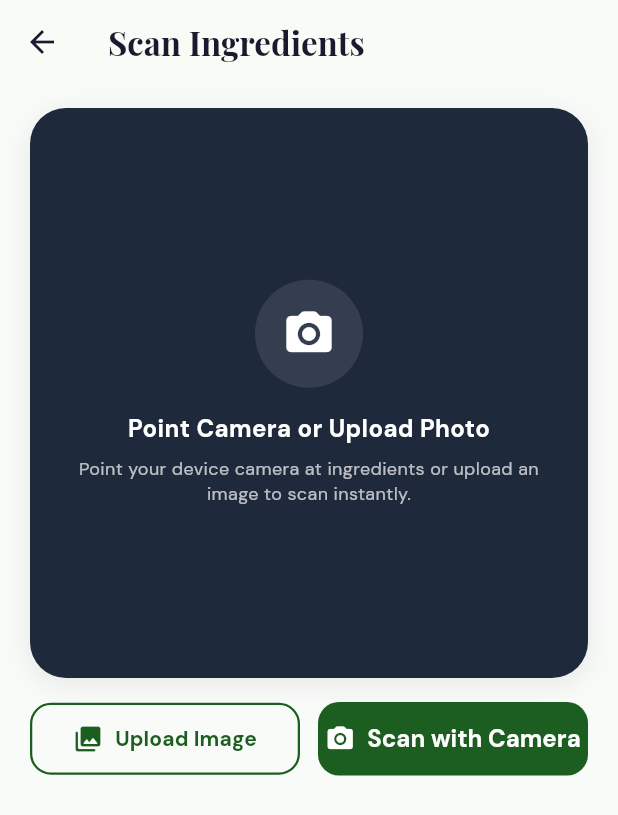
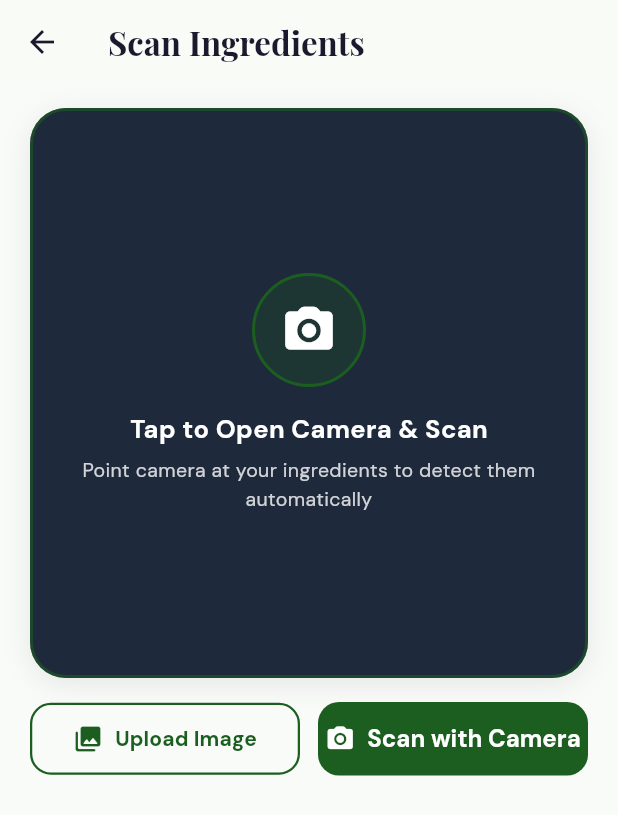
Before and after one commit to sirisha15112004/cooksmart, a Flutter app: the ScanIngredientsScreen screen opened directly, on a phone screen of 412 x 824 dp. Shown: the top 815 px of the screen. Run offline on Flutter 3.47's test engine with Material 3 defaults, Android fonts, the phone set to English and light mode, and no system bars; our stand-ins replace flutter_animate, google_fonts, image_picker, shared_preferences, table_calendar; accounts and stored records are empty.

Commit message:
feat(scanner): automatically launch real-time camera viewfinder on clicking Scan Ingredients

```diff
--- a/lib/screens/ingredients/scan_ingredients_screen.dart
+++ b/lib/screens/ingredients/scan_ingredients_screen.dart
@@ -11,7 +11,8 @@ import '../pantry/pantry_screen.dart';
 import '../recipes/recipe_results_screen.dart';
 
 class ScanIngredientsScreen extends StatefulWidget {
-  const ScanIngredientsScreen({super.key});
+  final bool autoOpenCamera;
+  const ScanIngredientsScreen({super.key, this.autoOpenCamera = true});
 
   @override
   State<ScanIngredientsScreen> createState() =>
@@ -39,6 +40,16 @@ class _ScanIngredientsScreenState extends State<ScanIngredientsScreen> {
     {'label': 'Diabetic-Friendly', 'emoji': '🩺'},
     {'label': 'Weight-Loss', 'emoji': '⚖️'},
   ];
+
+  @override
+  void initState() {
+    super.initState();
+    if (widget.autoOpenCamera) {
+      WidgetsBinding.instance.addPostFrameCallback((_) {
+        _pickImage(ImageSource.camera);
+      });
+    }
+  }
 
   @override
   void dispose() {
@@ -256,12 +267,18 @@ class _ScanIngredientsScreenState extends State<ScanIngredientsScreen> {
   }
 
   Widget _buildImageCard() {
-    return Container(
+    return GestureDetector(
+      onTap: _imageBytes == null ? () => _pickImage(ImageSource.camera) : null,
+      child: Container(
         width: double.infinity,
         constraints: const BoxConstraints(minHeight: 220, maxHeight: 380),
         decoration: BoxDecoration(
           color: const Color(0xFF1E293B),
           borderRadius: BorderRadius.circular(24),
+          border: _imageBytes == null
+              ? Border.all(
+                  color: AppTheme.primary.withValues(alpha: 0.6), width: 2)
+              : null,
           boxShadow: [
             BoxShadow(
               color: Colors.black.withValues(alpha: 0.08),
@@ -290,32 +307,34 @@ class _ScanIngredientsScreenState extends State<ScanIngredientsScreen> {
                   mainAxisAlignment: MainAxisAlignment.center,
                   children: [
                     Container(
-                    width: 72,
-                    height: 72,
+                      width: 76,
+                      height: 76,
                       decoration: BoxDecoration(
-                      color: Colors.white.withValues(alpha: 0.1),
+                        color: AppTheme.primary.withValues(alpha: 0.25),
                         shape: BoxShape.circle,
+                        border: Border.all(color: AppTheme.primary, width: 2),
                       ),
                       child: const Center(
-                      child: Icon(Icons.camera_alt_rounded, color: Colors.white, size: 36),
+                        child: Icon(Icons.camera_alt_rounded,
+                            color: Colors.white, size: 38),
                       ),
                     ),
                     const SizedBox(height: 16),
                     Text(
-                    'Point Camera or Upload Photo',
+                      'Tap to Open Camera & Scan',
                       style: GoogleFonts.dmSans(
-                      fontSize: 16,
+                        fontSize: 17,
                         fontWeight: FontWeight.bold,
                         color: Colors.white,
                       ),
                     ),
                     const SizedBox(height: 6),
                     Text(
-                    'Point your device camera at ingredients or upload an image to scan instantly.',
+                      'Point camera at your ingredients to detect them automatically',
                       textAlign: TextAlign.center,
                       style: GoogleFonts.dmSans(
-                      fontSize: 12,
-                      color: Colors.white.withValues(alpha: 0.7),
+                        fontSize: 13,
+                        color: Colors.white.withValues(alpha: 0.8),
                       ),
                     ),
                   ],
@@ -333,11 +352,13 @@ class _ScanIngredientsScreenState extends State<ScanIngredientsScreen> {
                       color: Colors.black54,
                       shape: BoxShape.circle,
                     ),
-                  child: const Icon(Icons.close_rounded, color: Colors.white, size: 18),
+                    child: const Icon(Icons.close_rounded,
+                        color: Colors.white, size: 18),
                   ),
                 ),
               ),
           ],
+        ),
       ),
     );
   }
```
Lines whose indentation alone changed are shown as unchanged.
